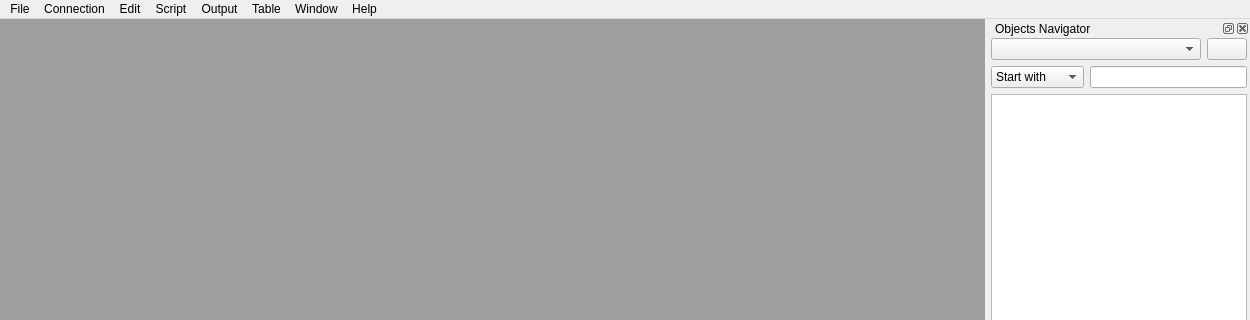
MValaguz/MSql, file source/qtdesigner/MSql_editor_win1_ui.ui: the form before one commit; both pictures show x 0 to 1250 and y 0 to 320 of the 1250 by 881 pixel window.
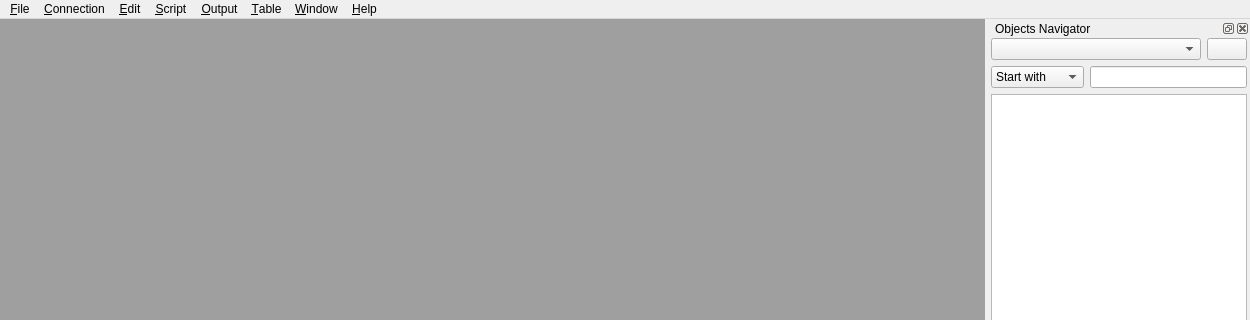
The form after the commit. Icons and pictures are not drawn.

What changed in the file:
```diff
--- a/source/qtdesigner/MSql_editor_win1_ui.ui
+++ b/source/qtdesigner/MSql_editor_win1_ui.ui
@@ -69,7 +69,7 @@
    </property>
    <widget class="QMenu" name="menuFiles">
     <property name="title">
-     <string>File</string>
+     <string>&amp;File</string>
     </property>
     <widget class="QMenu" name="menuRecent_file">
      <property name="title">
@@ -91,7 +91,7 @@
    </widget>
    <widget class="QMenu" name="menuServer">
     <property name="title">
-     <string>Connection</string>
+     <string>&amp;Connection</string>
     </property>
     <addaction name="actionICOM_815"/>
     <addaction name="actionBACKUP_815"/>
@@ -109,9 +109,9 @@
     <addaction name="separator"/>
     <addaction name="actionConnect"/>
    </widget>
-   <widget class="QMenu" name="menueDIT">
+   <widget class="QMenu" name="menuEdit">
     <property name="title">
-     <string>Edit</string>
+     <string>&amp;Edit</string>
     </property>
     <addaction name="actionFind"/>
     <addaction name="actionFind_and_Replace"/>
@@ -140,7 +140,7 @@
    </widget>
    <widget class="QMenu" name="menuRun">
     <property name="title">
-     <string>Script</string>
+     <string>&amp;Script</string>
     </property>
     <addaction name="actionRun_selected_area"/>
     <addaction name="actionCommit"/>
@@ -150,14 +150,14 @@
    </widget>
    <widget class="QMenu" name="menuAdvanced">
     <property name="title">
-     <string>Table</string>
+     <string>&amp;Table</string>
     </property>
     <addaction name="actionMake_table_editable"/>
     <addaction name="actionSave_modified_data"/>
    </widget>
    <widget class="QMenu" name="menuSql">
     <property name="title">
-     <string>Output</string>
+     <string>&amp;Output</string>
     </property>
     <addaction name="actionGo_to_Top"/>
     <addaction name="actionGo_to_End"/>
@@ -171,7 +171,7 @@
    </widget>
    <widget class="QMenu" name="menuWindow">
     <property name="title">
-     <string>Window</string>
+     <string>&amp;Window</string>
     </property>
     <addaction name="actionCascade"/>
     <addaction name="actionTile"/>
@@ -182,14 +182,14 @@
    </widget>
    <widget class="QMenu" name="menuHelp">
     <property name="title">
-     <string>Help</string>
+     <string>&amp;Help</string>
     </property>
     <addaction name="actionHelp"/>
     <addaction name="actionProgram_info"/>
    </widget>
    <addaction name="menuFiles"/>
    <addaction name="menuServer"/>
-   <addaction name="menueDIT"/>
+   <addaction name="menuEdit"/>
    <addaction name="menuRun"/>
    <addaction name="menuSql"/>
    <addaction name="menuAdvanced"/>
```
Left out of the diff: 75 changed lines with no effect on the pictures.
